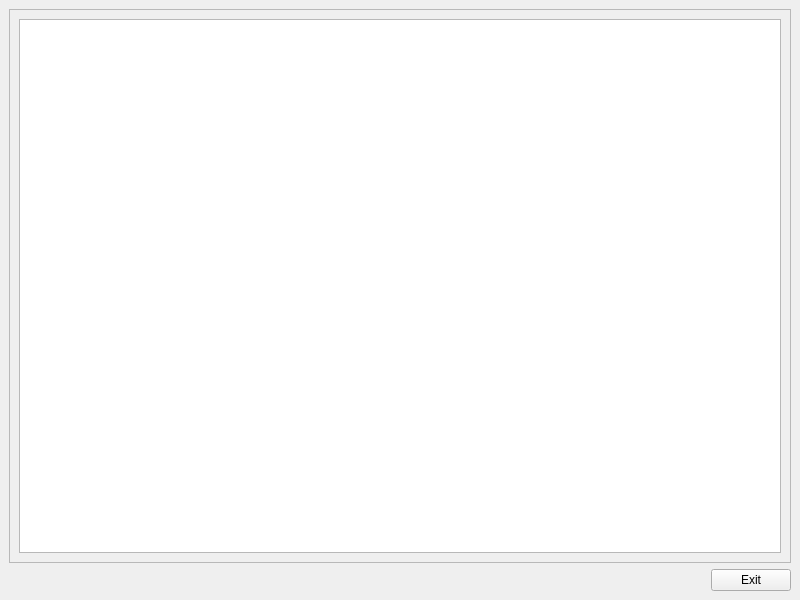
src-r-r/plotline, file src/app/fullscreeneditor.ui: the form before one commit.
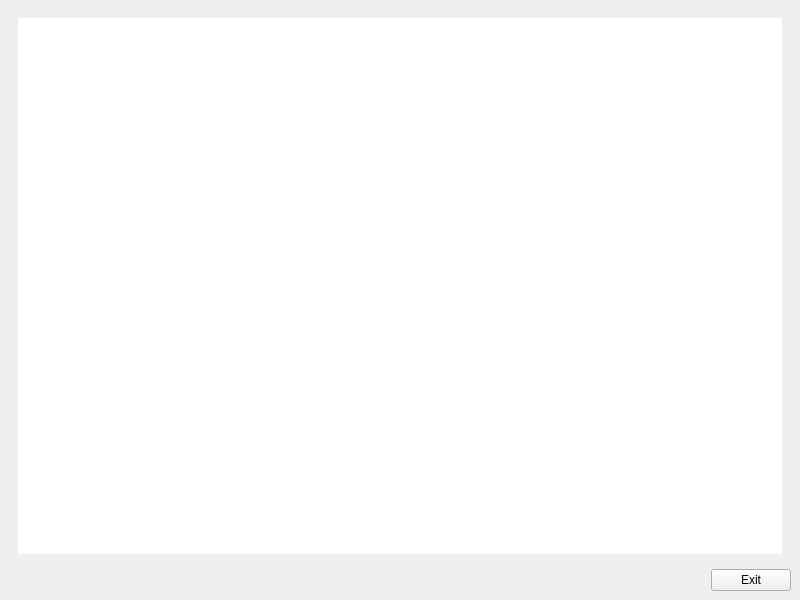
The form after the commit.

Diff of the .ui file:
```diff
--- a/src/app/fullscreeneditor.ui
+++ b/src/app/fullscreeneditor.ui
@@ -29,10 +29,10 @@
          </sizepolicy>
         </property>
         <property name="frameShape">
-         <enum>QFrame::StyledPanel</enum>
+         <enum>QFrame::NoFrame</enum>
         </property>
         <property name="frameShadow">
-         <enum>QFrame::Raised</enum>
+         <enum>QFrame::Plain</enum>
         </property>
         <layout class="QHBoxLayout" name="horizontalLayout_2">
          <item>
@@ -43,6 +43,9 @@
              <verstretch>0</verstretch>
             </sizepolicy>
            </property>
+           <property name="frameShape">
+            <enum>QFrame::NoFrame</enum>
+           </property>
           </widget>
          </item>
         </layout>
```
